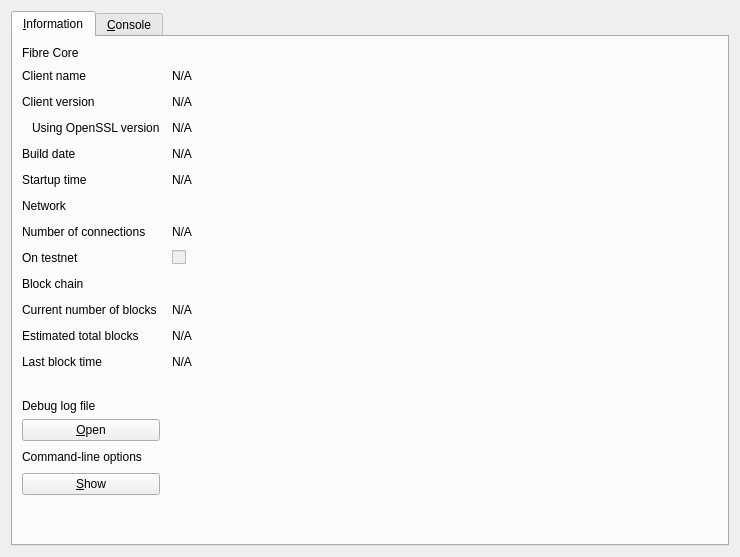
Qt form src/qt/forms/rpcconsole.ui (ocminer/fibre) before a commit.
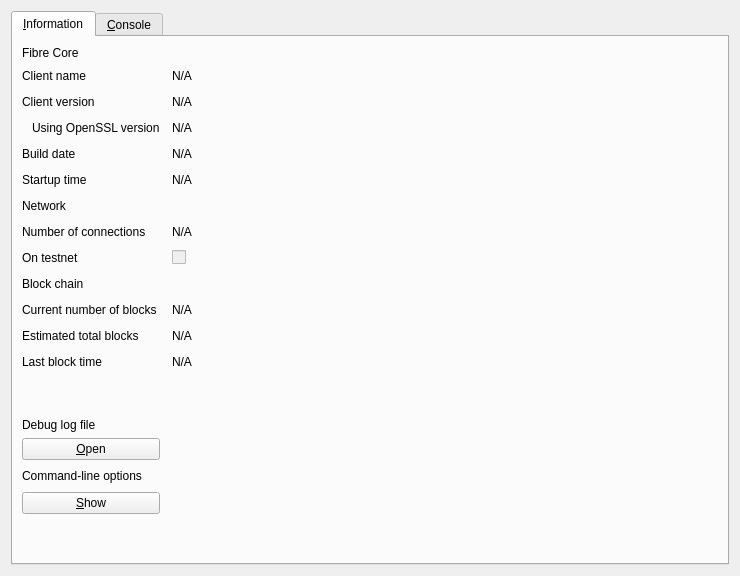
The same form after that commit. The open tabs and pages were chosen to show the change. Icons and pictures are not drawn.

```diff
--- a/src/qt/forms/rpcconsole.ui
+++ b/src/qt/forms/rpcconsole.ui
@@ -7,7 +7,7 @@
     <x>0</x>
     <y>0</y>
     <width>740</width>
-    <height>557</height>
+    <height>576</height>
    </rect>
   </property>
   <property name="windowTitle">
```
Left out of the diff: 218 changed lines with no effect on the pictures.
